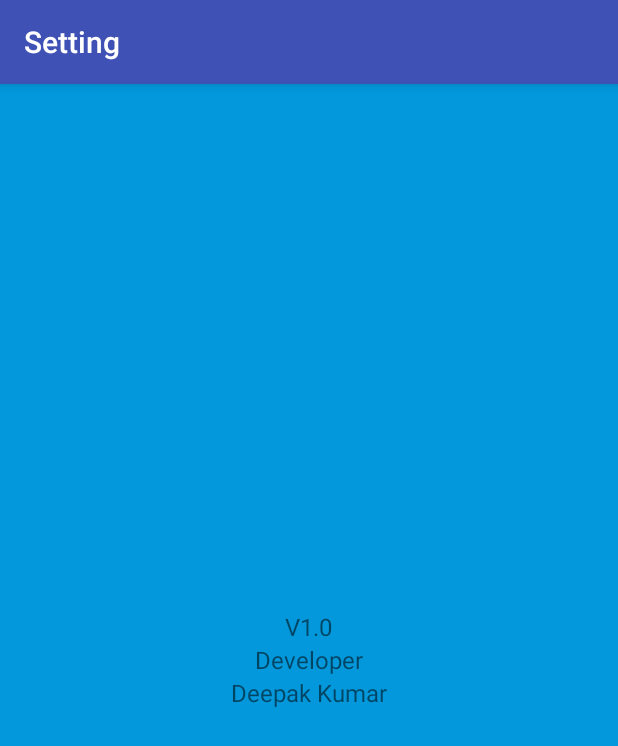
After one commit to dipakkr/QuakeReport, an Android app: the SettingActivity screen opened directly, with no data from a screen before it, on a phone screen of 412 x 824 dp. The commit adds this screen. Shown: the top 746 px of the screen. Run offline under Robolectric (Android 15) with nearby library versions, the phone set to English and light mode, and no system bars.

Commit message:
added setting activity

```diff
--- a/app/src/main/AndroidManifest.xml
+++ b/app/src/main/AndroidManifest.xml
@@ -17,6 +17,8 @@
                 <category android:name="android.intent.category.LAUNCHER" />
             </intent-filter>
         </activity>
+        <activity android:name=".SettingActivity"
+                  android:label="@string/action_setting"/>
     </application>
 
 </manifest>
--- /dev/null
+++ b/app/src/main/java/com/dipakkr/github/earthquakereport/SettingActivity.java
@@ -0,0 +1,17 @@
+package com.dipakkr.github.earthquakereport;
+
+import android.os.Bundle;
+import android.support.annotation.Nullable;
+import android.support.v7.app.AppCompatActivity;
+
+/**
+ * Created by deepak on 15-01-2017.
+ */
+
+public class SettingActivity extends AppCompatActivity{
+    @Override
+    protected void onCreate(@Nullable Bundle savedInstanceState) {
+        super.onCreate(savedInstanceState);
+        setContentView(R.layout.activity_setting);
+    }
+}
--- /dev/null
+++ b/app/src/main/res/layout/activity_setting.xml
@@ -0,0 +1,31 @@
+<?xml version="1.0" encoding="utf-8"?>
+<LinearLayout xmlns:android="http://schemas.android.com/apk/res/android"
+    android:orientation="vertical"
+    android:id="@+id/setting_fragment"
+    android:gravity="center"
+    android:background="#0298db"
+    android:layout_width="match_parent"
+    android:layout_height="match_parent">
+
+    <TextView
+        android:layout_width="wrap_content"
+        android:text="@string/version"
+        android:textSize="@dimen/activity_horizontal_margin"
+        android:layout_height="wrap_content"
+         />
+    <TextView
+        android:layout_width="wrap_content"
+        android:text="@string/dev"
+        android:textSize="@dimen/activity_horizontal_margin"
+        android:layout_height="wrap_content"
+       />
+    <TextView
+        android:layout_width="wrap_content"
+        android:text="@string/dev_name"
+        android:textSize="@dimen/activity_horizontal_margin"
+        android:layout_height="wrap_content"
+        />
+
+
+
+</LinearLayout>
--- a/app/src/main/res/values/strings.xml
+++ b/app/src/main/res/values/strings.xml
@@ -1,3 +1,7 @@
 <resources>
     <string name="app_name">Earthquake Report</string>
+    <string name="action_setting">Setting</string>
+    <string name="version">V1.0</string>
+    <string name="dev">Developer </string>
+    <string name="dev_name">Deepak Kumar</string>
 </resources>
```
Also changed, not shown: app/src/main/java/com/dipakkr/github/earthquakereport/EarthquakeActivity.java (+22 -3 lines), app/src/main/res/menu/menu_main.xml (added, +11 -0 lines).
